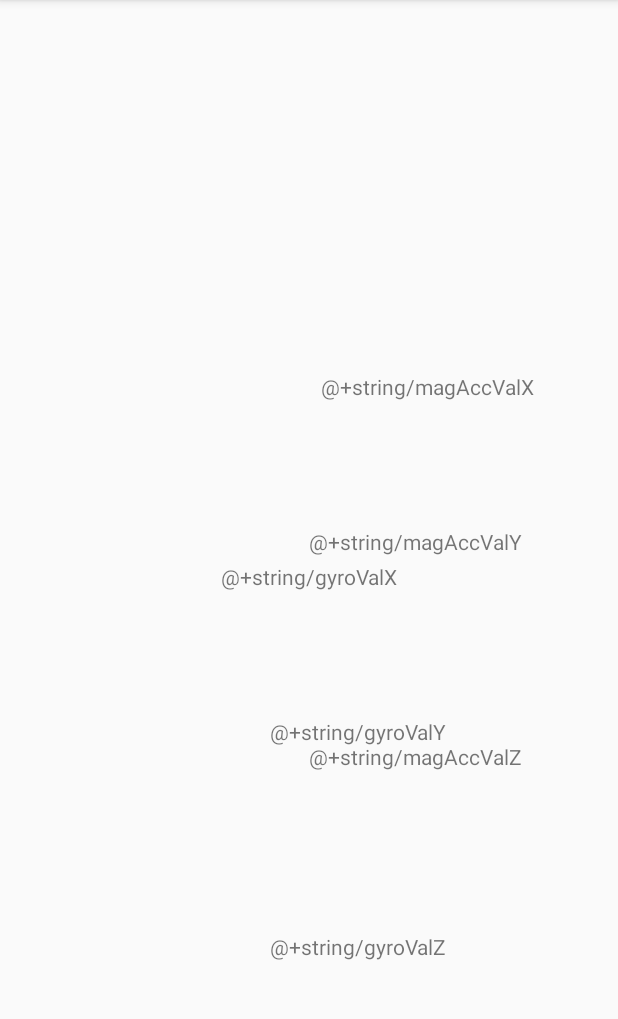
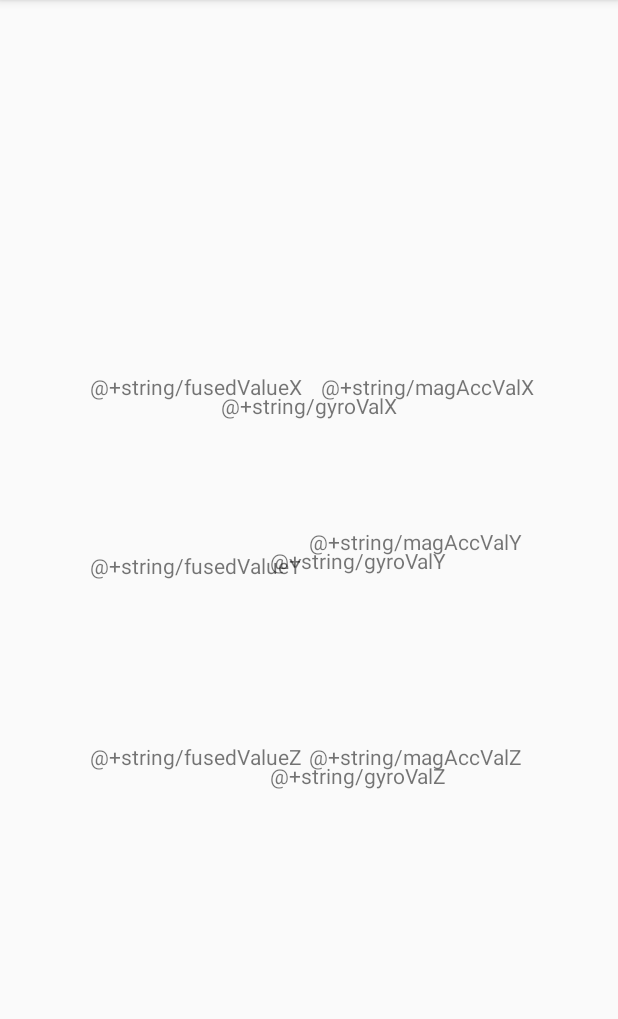
Before and after one commit to erasec01/GyroAccMagFused, an Android app: the screen it shows after launch (MainActivity), on a phone screen of 412 x 824 dp, the part 84-1103 px from its top. Run offline under Robolectric (Android 15) with nearby library versions, the phone set to English and light mode, and no system bars.

```diff
--- a/app/src/main/res/layout/activity_main.xml
+++ b/app/src/main/res/layout/activity_main.xml
@@ -14,7 +14,8 @@
         app:layout_constraintBottom_toBottomOf="parent"
         app:layout_constraintLeft_toLeftOf="parent"
         app:layout_constraintRight_toRightOf="parent"
-        app:layout_constraintTop_toTopOf="parent" />
+        app:layout_constraintTop_toTopOf="parent"
+        app:layout_constraintVertical_bias="0.348" />
 
     <TextView
         android:id="@+id/gyroY"
@@ -80,4 +81,37 @@
         app:layout_constraintStart_toEndOf="@+id/gyroZ"
         app:layout_constraintTop_toBottomOf="@+id/magAccY" />
 
+    <TextView
+        android:id="@+id/fusedX"
+        android:layout_width="wrap_content"
+        android:layout_height="wrap_content"
+        android:layout_marginStart="60dp"
+        android:layout_marginLeft="60dp"
+        android:layout_marginTop="248dp"
+        android:text="@+string/fusedValueX"
+        app:layout_constraintStart_toStartOf="parent"
+        app:layout_constraintTop_toTopOf="parent" />
+
+    <TextView
+        android:id="@+id/fusedY"
+        android:layout_width="wrap_content"
+        android:layout_height="wrap_content"
+        android:layout_marginStart="60dp"
+        android:layout_marginLeft="60dp"
+        android:layout_marginTop="100dp"
+        android:text="@+string/fusedValueY"
+        app:layout_constraintStart_toStartOf="parent"
+        app:layout_constraintTop_toBottomOf="@+id/fusedX" />
+
+    <TextView
+        android:id="@+id/fusedZ"
+        android:layout_width="wrap_content"
+        android:layout_height="wrap_content"
+        android:layout_marginStart="60dp"
+        android:layout_marginLeft="60dp"
+        android:layout_marginTop="108dp"
+        android:text="@+string/fusedValueZ"
+        app:layout_constraintStart_toStartOf="parent"
+        app:layout_constraintTop_toBottomOf="@+id/fusedY" />
+
 </androidx.constraintlayout.widget.ConstraintLayout>
--- a/app/src/main/res/values/strings.xml
+++ b/app/src/main/res/values/strings.xml
@@ -6,8 +6,9 @@
     <string name="magAccValX">MagAcc X:</string>
     <string name="magAccValY">MagAcc Y:</string>
     <string name="magAccValZ">MagAcc Z:</string>
-
-
+    <string name="fusedValueX">Fused X:</string>
+    <string name="fusedValueY">Fused Y:</string>
+    <string name="fusedValueZ">Fused Z:</string>
 
     <string name="value_format">%1$.2f</string>
 </resources>
```
Also changed, not shown: app/src/main/java/com/example/gyroaccmagfused/MainActivity.java (+103 -26 lines).
